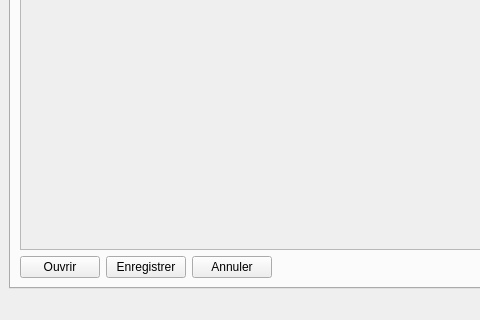
Old version of the form ui/Qfacture.ui in the repository jpec/Qfacture; both pictures show x 0 to 480 and y 326 to 646 of the 800 by 646 pixel window.
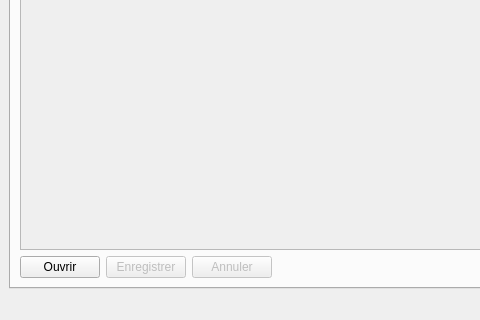
New version of the form. The open tabs and pages were chosen to show the change. Icons and pictures are not drawn.

Commit message: Fix: bug rendant possible la suppression du template.

Patch:
```diff
--- a/ui/Qfacture.ui
+++ b/ui/Qfacture.ui
@@ -1893,6 +1893,9 @@
        <layout class="QGridLayout" name="gridLayout_16">
         <item row="2" column="1">
          <widget class="QPushButton" name="tSave">
+          <property name="enabled">
+           <bool>false</bool>
+          </property>
           <property name="toolTip">
            <string>Raccourci : Ctrl+s</string>
           </property>
@@ -1906,6 +1909,9 @@
         </item>
         <item row="2" column="2">
          <widget class="QPushButton" name="tUndo">
+          <property name="enabled">
+           <bool>false</bool>
+          </property>
           <property name="toolTip">
            <string>Raccourci : Ctrl+z</string>
           </property>
```
Left out of the diff: 2 changed lines with no effect on the pictures. The commit also changes 1 other file.
